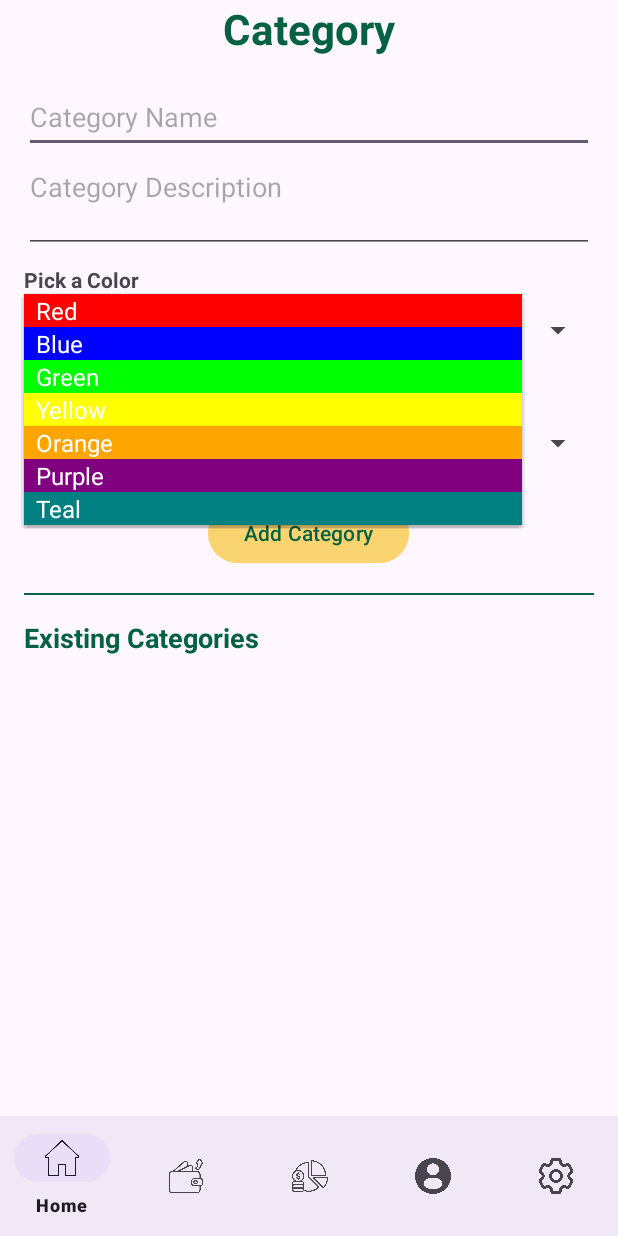
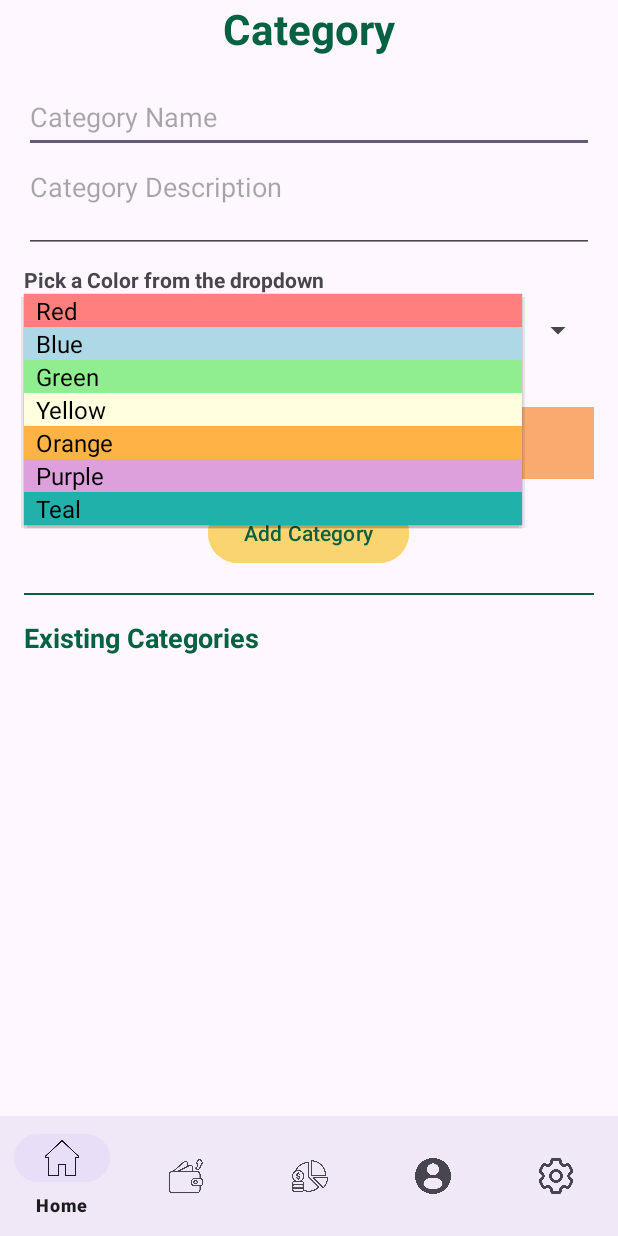
Before and after one commit to MESHaya/Money_Up, an Android app: the CategoryActivity screen opened directly, with no data from a screen before it, after a tap on "Red", on a phone screen of 412 x 824 dp. Run offline under Robolectric (Android 15) with nearby library versions, the phone set to English and light mode, and no system bars; our stand-ins replace Room's generated code.

```diff
--- a/app/src/main/java/com/example/money_up/CategoryActivity.kt
+++ b/app/src/main/java/com/example/money_up/CategoryActivity.kt
@@ -58,7 +58,7 @@ class CategoryActivity : AppCompatActivity() {
 
                 //set the background color based on the color name
                 view.setBackgroundColor(getColorFromName(colorName))
-                view.setTextColor(Color.WHITE)
+                view.setTextColor(Color.BLACK)
                 return view
             }
         }
@@ -114,13 +114,13 @@ class CategoryActivity : AppCompatActivity() {
     //function to get color from the name in spinner
     private fun getColorFromName(colorName: String?): Int {
         return when (colorName) {
-            "Red" -> Color.RED
-            "Blue" -> Color.BLUE
-            "Green" -> Color.GREEN
-            "Yellow" -> Color.YELLOW
-            "Orange" -> Color.parseColor("#FFA500")
-            "Purple" -> Color.parseColor("#800080")
-            "Teal" -> Color.parseColor("#008080")
+            "Red" -> Color.parseColor("#FF7F7F")
+            "Blue" -> Color.parseColor("#ADD8E6")
+            "Green" -> Color.parseColor("#90EE90")
+            "Yellow" -> Color.parseColor("#FFFFE0")
+            "Orange" -> Color.parseColor("#FFB347")
+            "Purple" -> Color.parseColor("#DDA0DD")
+            "Teal" -> Color.parseColor("#20B2AA")
             else -> Color.TRANSPARENT //default color
         }
     }
--- a/app/src/main/res/layout/activity_category.xml
+++ b/app/src/main/res/layout/activity_category.xml
@@ -63,7 +63,7 @@
             <TextView
                 android:layout_width="wrap_content"
                 android:layout_height="wrap_content"
-                android:text="Pick a Color"
+                android:text="Pick a Color from the dropdown"
                 android:textStyle="bold"
                 android:layout_marginTop="8dp" />
 
@@ -77,7 +77,7 @@
             <TextView
                 android:layout_width="wrap_content"
                 android:layout_height="wrap_content"
-                android:text="Choose an Icon"
+                android:text="Choose an Icon from the dropdown"
                 android:textStyle="bold"
                 android:layout_marginTop="8dp" />
 
@@ -85,7 +85,8 @@
                 android:id="@+id/spinner_icon"
                 android:layout_width="match_parent"
                 android:layout_height="wrap_content"
-                android:minHeight="48dp" />
+                android:minHeight="48dp"
+                android:background="#FBAA6F"/>
 
             <!-- Add Button -->
             <Button
```
Also changed, not shown: app/src/main/java/com/example/money_up/HomePageActivity.kt (+8 -0 lines), app/src/main/res/layout/activity_home_page.xml (+11 -0 lines).
